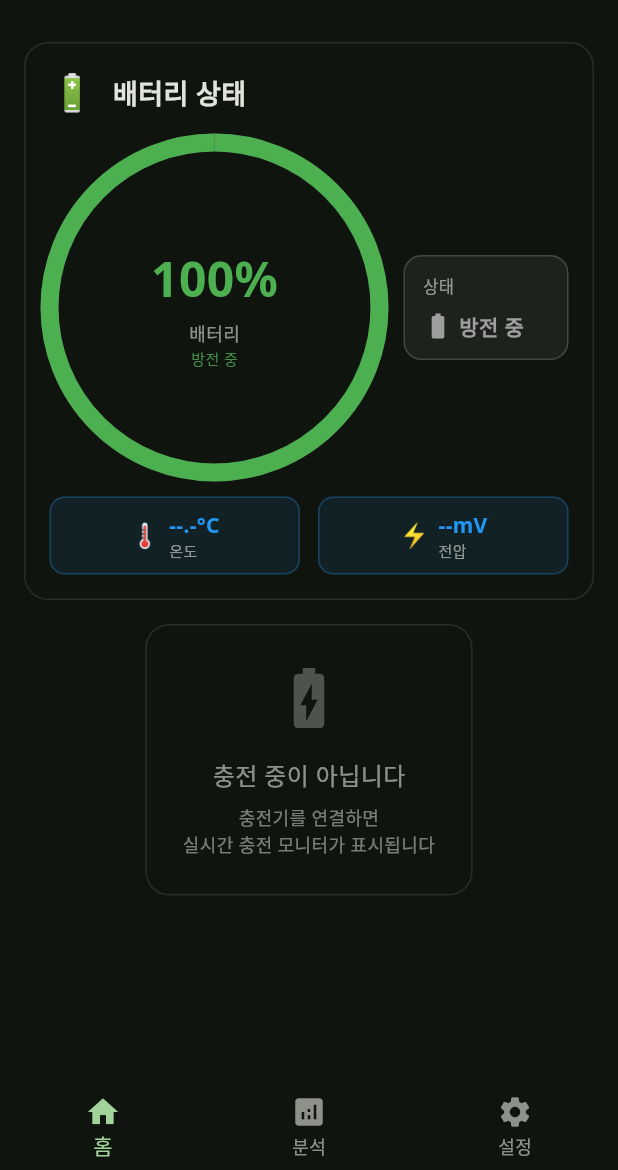
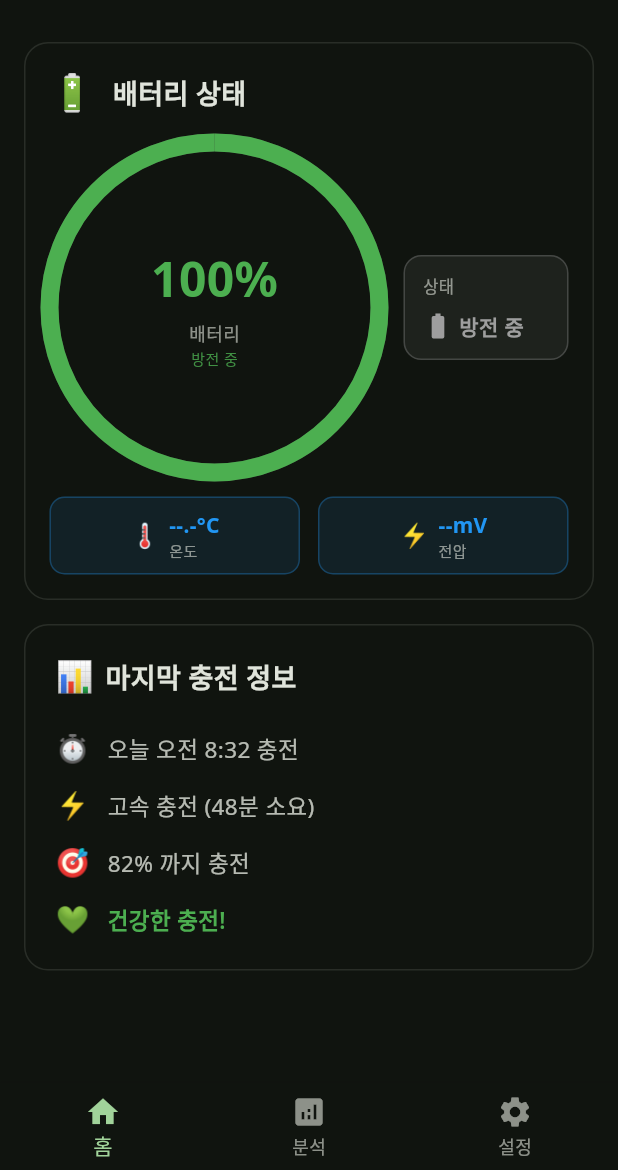
Before and after one commit to rbtc2/BatteryPal, a Flutter app: the screen it shows after launch, on a phone screen of 412 x 824 dp, the part 66-1236 px from its top. Run offline on Flutter 3.47's test engine with Material 3 defaults, Android fonts, the phone set to English and light mode, and no system bars; our stand-ins replace battery_plus, fl_chart, flutter_local_notifications, google_fonts, permission_handler, shared_preferences and 1 more; accounts and stored records are empty.

Commit message:
마지막충전정보스켈레톤

```diff
--- a/lib/widgets/home/realtime_charging_monitor.dart
+++ b/lib/widgets/home/realtime_charging_monitor.dart
@@ -99,32 +99,64 @@ class _RealtimeChargingMonitorState extends State<RealtimeChargingMonitor> {
             color: Theme.of(context).colorScheme.outline.withValues(alpha: 0.2),
           ),
         ),
-        padding: const EdgeInsets.all(24),
+        padding: const EdgeInsets.all(20),
         child: Column(
-          mainAxisAlignment: MainAxisAlignment.center,
+          crossAxisAlignment: CrossAxisAlignment.start,
           children: [
-            Icon(
-              Icons.battery_charging_full,
-              size: 48,
-              color: Theme.of(context).colorScheme.onSurface.withValues(alpha: 0.3),
+            // 제목: 마지막 충전 정보
+            Row(
+              children: [
+                const Text(
+                  '📊',
+                  style: TextStyle(fontSize: 20),
+                ),
+                const SizedBox(width: 8),
+                Text(
+                  '마지막 충전 정보',
+                  style: TextStyle(
+                    fontSize: 18,
+                    fontWeight: FontWeight.bold,
+                    color: Theme.of(context).colorScheme.onSurface,
+                  ),
+                ),
+              ],
             ),
-            const SizedBox(height: 16),
-            Text(
-              '충전 중이 아닙니다',
-              style: TextStyle(
-                fontSize: 16,
-                color: Theme.of(context).colorScheme.onSurface.withValues(alpha: 0.6),
-                fontWeight: FontWeight.w500,
-              ),
+
+            const SizedBox(height: 20),
+
+            // 충전 시간 정보
+            _buildLastChargingInfoRow(
+              context,
+              icon: '⏱️',
+              text: '오늘 오전 8:32 충전',
             ),
-            const SizedBox(height: 8),
-            Text(
-              '충전기를 연결하면\n실시간 충전 모니터가 표시됩니다',
-              textAlign: TextAlign.center,
-              style: TextStyle(
-                fontSize: 12,
-                color: Theme.of(context).colorScheme.onSurface.withValues(alpha: 0.5),
-              ),
+
+            const SizedBox(height: 12),
+
+            // 충전 속도 정보
+            _buildLastChargingInfoRow(
+              context,
+              icon: '⚡',
+              text: '고속 충전 (48분 소요)',
+            ),
+
+            const SizedBox(height: 12),
+
+            // 충전 레벨 정보
+            _buildLastChargingInfoRow(
+              context,
+              icon: '🎯',
+              text: '82% 까지 충전',
+            ),
+
+            const SizedBox(height: 12),
+
+            // 건강 상태 정보
+            _buildLastChargingInfoRow(
+              context,
+              icon: '💚',
+              text: '건강한 충전!',
+              isHighlight: true,
             ),
           ],
         ),
@@ -204,6 +236,36 @@ class _RealtimeChargingMonitorState extends State<RealtimeChargingMonitor> {
 
         ],
       ),
+    );
+  }
+
+  /// 마지막 충전 정보 행 위젯
+  Widget _buildLastChargingInfoRow(
+    BuildContext context, {
+    required String icon,
+    required String text,
+    bool isHighlight = false,
+  }) {
+    return Row(
+      children: [
+        Text(
+          icon,
+          style: const TextStyle(fontSize: 18),
+        ),
+        const SizedBox(width: 12),
+        Expanded(
+          child: Text(
+            text,
+            style: TextStyle(
+              fontSize: 15,
+              color: isHighlight
+                  ? Colors.green
+                  : Theme.of(context).colorScheme.onSurface.withValues(alpha: 0.8),
+              fontWeight: isHighlight ? FontWeight.w600 : FontWeight.normal,
+            ),
+          ),
+        ),
+      ],
     );
   }
 
```
